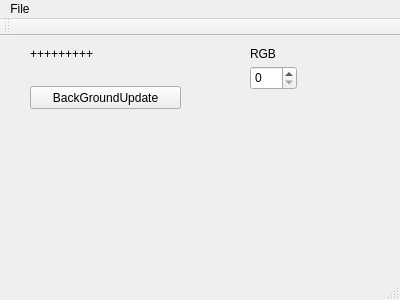
Haskis/WidzenieMaszynowe, file mainwindow.ui: the form before one commit.
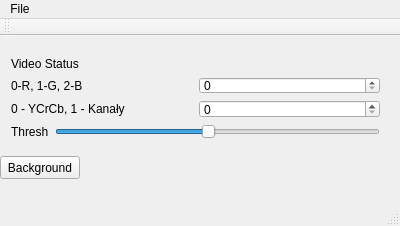
The form after the commit.

```diff
--- a/mainwindow.ui
+++ b/mainwindow.ui
@@ -7,74 +7,80 @@
     <x>0</x>
     <y>0</y>
     <width>400</width>
-    <height>300</height>
+    <height>226</height>
    </rect>
   </property>
   <property name="windowTitle">
    <string>MainWindow</string>
   </property>
   <widget class="QWidget" name="centralWidget">
-   <widget class="QLabel" name="labelVideoStatus">
+   <widget class="QPushButton" name="pushButton">
     <property name="geometry">
      <rect>
-      <x>30</x>
-      <y>10</y>
-      <width>221</width>
-      <height>16</height>
-     </rect>
-    </property>
-    <property name="text">
-     <string>+++++++++</string>
-    </property>
-   </widget>
-   <widget class="QPushButton" name="pushButtonBackgroundUpdate">
-    <property name="geometry">
-     <rect>
-      <x>30</x>
-      <y>50</y>
-      <width>151</width>
+      <x>0</x>
+      <y>120</y>
+      <width>80</width>
       <height>23</height>
      </rect>
     </property>
     <property name="text">
-     <string>BackGroundUpdate</string>
+     <string>Background</string>
     </property>
    </widget>
+   <widget class="QWidget" name="">
+    <property name="geometry">
+     <rect>
+      <x>0</x>
+      <y>10</y>
+      <width>391</width>
+      <height>104</height>
+     </rect>
+    </property>
+    <layout class="QVBoxLayout" name="verticalLayout">
+     <item>
+      <widget class="QLabel" name="labelVideoStatus">
+       <property name="text">
+        <string>Video Status</string>
+       </property>
+      </widget>
+     </item>
+     <item>
+      <layout class="QHBoxLayout" name="horizontalLayout_3">
+       <item>
+        <widget class="QLabel" name="label">
+         <property name="text">
+          <string>0-R, 1-G, 2-B</string>
+         </property>
+        </widget>
+       </item>
+       <item>
    <widget class="QSpinBox" name="spinBoxChannelChoose">
-    <property name="geometry">
-     <rect>
-      <x>250</x>
-      <y>30</y>
-      <width>47</width>
-      <height>24</height>
-     </rect>
-    </property>
     <property name="maximum">
      <number>2</number>
     </property>
    </widget>
-   <widget class="QLabel" name="label">
-    <property name="geometry">
-     <rect>
-      <x>250</x>
-      <y>10</y>
-      <width>57</width>
-      <height>15</height>
-     </rect>
-    </property>
+       </item>
+      </layout>
+     </item>
+     <item>
+      <layout class="QHBoxLayout" name="horizontalLayout_2">
+       <item>
+        <widget class="QLabel" name="label_3">
     <property name="text">
-     <string>RGB</string>
-    </property>
-   </widget>
-   <widget class="QWidget" name="">
-    <property name="geometry">
-     <rect>
-      <x>0</x>
-      <y>120</y>
-      <width>311</width>
-      <height>17</height>
-     </rect>
-    </property>
+          <string>0 - YCrCb, 1 - Kanały</string>
+         </property>
+        </widget>
+       </item>
+       <item>
+        <widget class="QSpinBox" name="spinBoxVersion">
+         <property name="maximum">
+          <number>1</number>
+         </property>
+        </widget>
+       </item>
+      </layout>
+     </item>
+     <item>
     <layout class="QHBoxLayout" name="horizontalLayout">
      <item>
       <widget class="QLabel" name="label_2">
@@ -95,6 +101,8 @@
         <enum>Qt::Horizontal</enum>
        </property>
       </widget>
+       </item>
+      </layout>
      </item>
     </layout>
    </widget>
```
Lines whose indentation alone changed are shown as unchanged.
